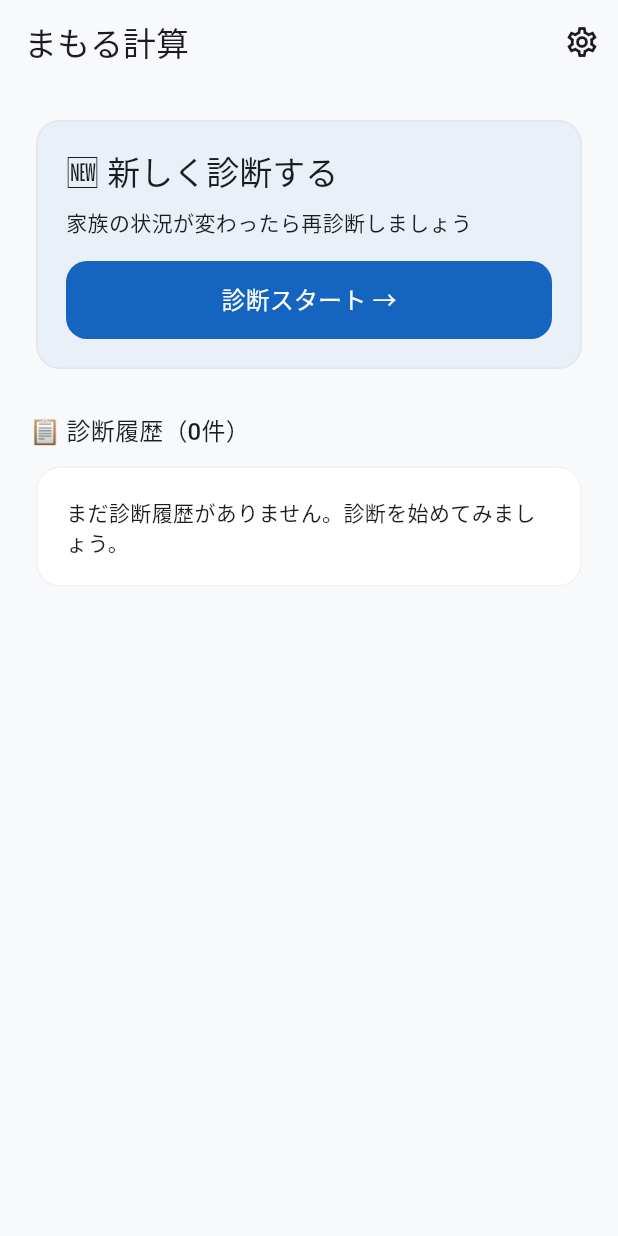
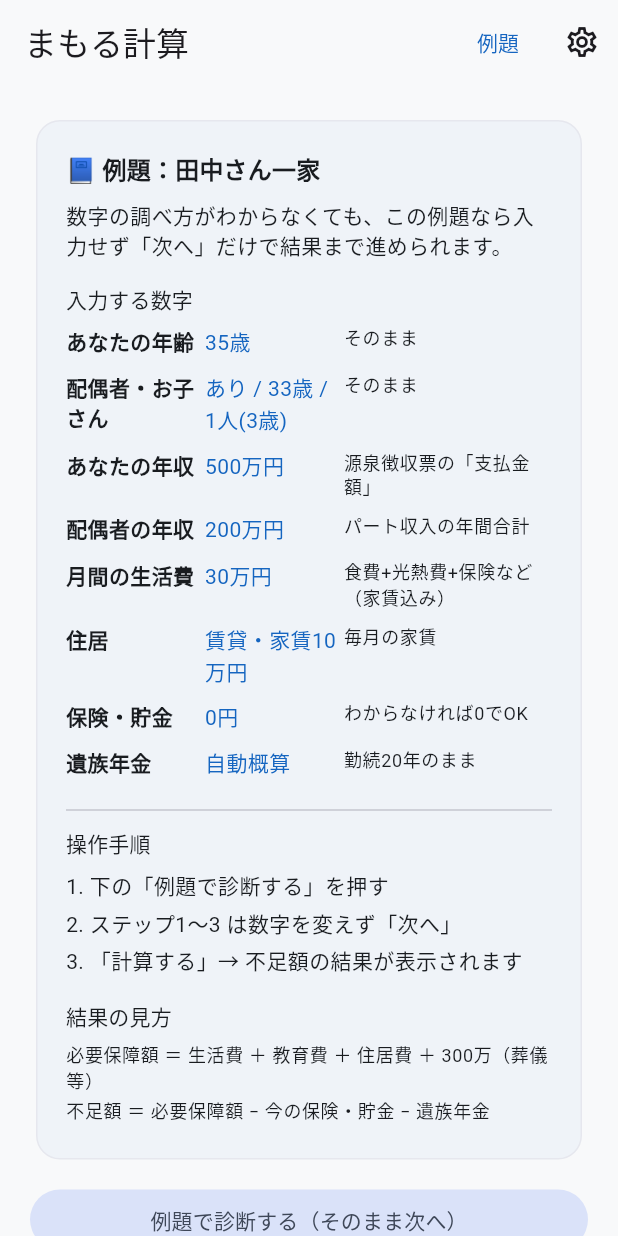
Before and after one commit to cshgs939-collab/hoshou_shindan_app, a Flutter app: the HomeScreen screen opened by its route, on a phone screen of 412 x 824 dp. Run offline on Flutter 3.47's test engine with Material 3 defaults, Android fonts, the phone set to English and light mode, and no system bars; our stand-ins replace fl_chart, flutter_local_notifications, flutter_riverpod, flutter_secure_storage, go_router, hive and 6 more; missing offline and left inert: home_widget; accounts and stored records are empty.

Commit message:
Show sample case guide inline on home screen.
Display input examples, steps, and formulas in the app with a dedicated guide screen and sample mode banners during diagnosis.

Co-authored-by: Cursor <cursoragent@cursor.com>

```diff
--- a/lib/app.dart
+++ b/lib/app.dart
@@ -8,6 +8,7 @@ import 'data/models/app_settings.dart';
 import 'presentation/providers/history_provider.dart';
 import 'presentation/screens/diagnosis/calculating_screen.dart';
 import 'presentation/screens/diagnosis/diagnosis_steps.dart';
+import 'presentation/screens/guide/sample_guide_screen.dart';
 import 'presentation/screens/history/compare_screen.dart';
 import 'presentation/screens/home/home_screen.dart';
 import 'presentation/screens/onboarding/onboarding_screen.dart';
@@ -102,6 +103,10 @@ final routerProvider = Provider<GoRouter>((ref) {
         builder: (context, state) => const HomeScreen(),
       ),
       GoRoute(
+        path: '/sample-guide',
+        builder: (context, state) => const SampleGuideScreen(),
+      ),
+      GoRoute(
         path: '/diagnosis/step1',
         builder: (context, state) => const Step1Screen(),
       ),
--- a/lib/presentation/providers/diagnosis_input_provider.dart
+++ b/lib/presentation/providers/diagnosis_input_provider.dart
@@ -199,6 +199,11 @@ class DiagnosisInputNotifier extends StateNotifier<DiagnosisInput> {
     state = DiagnosisInput.empty();
     _persistDraft();
   }
+
+  /// 例題（田中さん一家）— 初期値そのまま。入力せず「次へ」で進める。
+  void loadSampleCase() {
+    reset();
+  }
 }
 
 final diagnosisInputProvider =
--- a/lib/presentation/screens/diagnosis/diagnosis_steps.dart
+++ b/lib/presentation/screens/diagnosis/diagnosis_steps.dart
@@ -11,6 +11,7 @@ import '../../providers/diagnosis_input_provider.dart';
 import '../../widgets/number_input_field.dart';
 import '../../widgets/primary_button.dart';
 import '../../widgets/step_progress_bar.dart';
+import '../guide/sample_guide_screen.dart';
 
 class Step1Screen extends ConsumerWidget {
   const Step1Screen({super.key});
@@ -26,6 +27,7 @@ class Step1Screen extends ConsumerWidget {
         padding: const EdgeInsets.all(20),
         children: [
           const StepProgressBar(currentStep: 0, totalSteps: 3),
+          const SampleModeBanner(),
           const SizedBox(height: 24),
           AgeSliderField(
             label: 'あなたの年齢',
@@ -226,6 +228,7 @@ class Step2Screen extends ConsumerWidget {
         padding: const EdgeInsets.all(20),
         children: [
           const StepProgressBar(currentStep: 1, totalSteps: 3),
+          const SampleModeBanner(),
           const SizedBox(height: 24),
           NumberInputField(
             label: 'あなたの年収（税込）',
@@ -312,6 +315,7 @@ class Step3Screen extends ConsumerWidget {
         padding: const EdgeInsets.all(20),
         children: [
           const StepProgressBar(currentStep: 2, totalSteps: 3),
+          const SampleModeBanner(),
           const SizedBox(height: 24),
           NumberInputField(
             label: '現在の死亡保障額（生命保険）',
--- a/lib/presentation/screens/home/home_screen.dart
+++ b/lib/presentation/screens/home/home_screen.dart
@@ -7,6 +7,8 @@ import '../../../core/utils/formatter.dart';
 import '../../providers/diagnosis_input_provider.dart';
 import '../../providers/history_provider.dart';
 import '../../widgets/primary_button.dart';
+import '../../widgets/sample_case_guide.dart';
+import '../guide/sample_guide_screen.dart';
 
 class HomeScreen extends ConsumerWidget {
   const HomeScreen({super.key});
@@ -20,6 +22,10 @@ class HomeScreen extends ConsumerWidget {
       appBar: AppBar(
         title: const Text('まもる計算'),
         actions: [
+          TextButton(
+            onPressed: () => context.push('/sample-guide'),
+            child: const Text('例題'),
+          ),
           IconButton(
             icon: const Icon(Icons.settings_outlined),
             onPressed: () => context.push('/settings'),
@@ -29,6 +35,18 @@ class HomeScreen extends ConsumerWidget {
       body: ListView(
         padding: const EdgeInsets.all(20),
         children: [
+          const SampleCaseGuidePanel(),
+          const SizedBox(height: 12),
+          FilledButton.tonal(
+            onPressed: () {
+              ref.read(diagnosisInputProvider.notifier).loadSampleCase();
+              ref.read(currentStepProvider.notifier).state = 0;
+              ref.read(isSampleCaseModeProvider.notifier).state = true;
+              context.push('/diagnosis/step1');
+            },
+            child: const Text('例題で診断する（そのまま次へ）'),
+          ),
+          const SizedBox(height: 24),
           if (latest != null) ...[
             Card(
               child: Padding(
@@ -81,16 +99,17 @@ class HomeScreen extends ConsumerWidget {
               child: Column(
                 crossAxisAlignment: CrossAxisAlignment.start,
                 children: [
-                  Text('🆕 新しく診断する',
+                  Text('🆕 自分の数字で診断する',
                       style: Theme.of(context).textTheme.titleLarge),
                   const SizedBox(height: 8),
-                  const Text('家族の状況が変わったら再診断しましょう'),
+                  const Text('家族の状況に合わせて入力してください'),
                   const SizedBox(height: 16),
                   PrimaryButton(
                     label: '診断スタート →',
                     onPressed: () {
                       ref.read(diagnosisInputProvider.notifier).reset();
                       ref.read(currentStepProvider.notifier).state = 0;
+                      ref.read(isSampleCaseModeProvider.notifier).state = false;
                       context.push('/diagnosis/step1');
                     },
                   ),
@@ -116,7 +135,7 @@ class HomeScreen extends ConsumerWidget {
             const Card(
               child: Padding(
                 padding: EdgeInsets.all(20),
-                child: Text('まだ診断履歴がありません。診断を始めてみましょう。'),
+                child: Text('まだ診断履歴がありません。上の例題から試してみましょう。'),
               ),
             )
           else
--- /dev/null
+++ b/lib/presentation/widgets/sample_case_guide.dart
@@ -0,0 +1,132 @@
+import 'package:flutter/material.dart';
+
+import '../../core/constants/app_colors.dart';
+
+/// 初めての方向け・入力例（田中さん一家の例題）
+class SampleCaseGuide {
+  static const title = '例題：田中さん一家';
+
+  static const intro =
+      '数字の調べ方がわからなくても、この例題なら入力せず「次へ」だけで結果まで進められます。';
+
+  static const rows = <({String item, String value, String how})>[
+    (item: 'あなたの年齢', value: '35歳', how: 'そのまま'),
+    (
+      item: '配偶者・お子さん',
+      value: 'あり / 33歳 / 1人(3歳)',
+      how: 'そのまま',
+    ),
+    (item: 'あなたの年収', value: '500万円', how: '源泉徴収票の「支払金額」'),
+    (item: '配偶者の年収', value: '200万円', how: 'パート収入の年間合計'),
+    (
+      item: '月間の生活費',
+      value: '30万円',
+      how: '食費+光熱費+保険など（家賃込み）',
+    ),
+    (item: '住居', value: '賃貸・家賃10万円', how: '毎月の家賃'),
+    (item: '保険・貯金', value: '0円', how: 'わからなければ0でOK'),
+    (item: '遺族年金', value: '自動概算', how: '勤続20年のまま'),
+  ];
+
+  static const operationSteps = [
+    '下の「例題で診断する」を押す',
+    'ステップ1〜3 は数字を変えず「次へ」',
+    '「計算する」→ 不足額の結果が表示されます',
+  ];
+
+  static const formulaLines = [
+    '必要保障額 ＝ 生活費 ＋ 教育費 ＋ 住居費 ＋ 300万（葬儀等）',
+    '不足額 ＝ 必要保障額 − 今の保険・貯金 − 遺族年金',
+  ];
+}
+
+class SampleCaseGuidePanel extends StatelessWidget {
+  const SampleCaseGuidePanel({super.key, this.showTitle = false});
+
+  final bool showTitle;
+
+  @override
+  Widget build(BuildContext context) {
+    final theme = Theme.of(context);
+
+    return Card(
+      color: AppColors.primary.withValues(alpha: 0.04),
+      child: Padding(
+        padding: const EdgeInsets.all(20),
+        child: Column(
+          crossAxisAlignment: CrossAxisAlignment.start,
+          children: [
+            if (showTitle)
+              Text(
+                SampleCaseGuide.title,
+                style: theme.textTheme.titleLarge?.copyWith(
+                  fontWeight: FontWeight.bold,
+                ),
+              )
+            else
+              Text(
+                '📘 ${SampleCaseGuide.title}',
+                style: theme.textTheme.titleMedium?.copyWith(
+                  fontWeight: FontWeight.bold,
+                ),
+              ),
+            const SizedBox(height: 8),
+            Text(SampleCaseGuide.intro),
+            const SizedBox(height: 16),
+            Text('入力する数字', style: theme.textTheme.titleSmall),
+            const SizedBox(height: 8),
+            ...SampleCaseGuide.rows.map(
+              (row) => Padding(
+                padding: const EdgeInsets.only(bottom: 10),
+                child: Row(
+                  crossAxisAlignment: CrossAxisAlignment.start,
+                  children: [
+                    Expanded(
+                      flex: 2,
+                      child: Text(
+                        row.item,
+                        style: const TextStyle(fontWeight: FontWeight.w600),
+                      ),
+                    ),
+                    Expanded(
+                      flex: 2,
+                      child: Text(
+                        row.value,
+                        style: TextStyle(color: AppColors.primary),
+                      ),
+                    ),
+                    Expanded(
+                      flex: 3,
+                      child: Text(
+                        row.how,
+                        style: theme.textTheme.bodySmall,
+                      ),
+                    ),
+                  ],
+                ),
+              ),
+            ),
+            const Divider(height: 24),
+            Text('操作手順', style: theme.textTheme.titleSmall),
+            const SizedBox(height: 8),
+            ...SampleCaseGuide.operationSteps.asMap().entries.map(
+                  (e) => Padding(
+                    padding: const EdgeInsets.only(bottom: 4),
+                    child: Text('${e.key + 1}. ${e.value}'),
+                  ),
+                ),
+            const SizedBox(height: 12),
+            Text('結果の見方', style: theme.textTheme.titleSmall),
+            const SizedBox(height: 8),
+            ...SampleCaseGuide.formulaLines.map(
+              (line) => Padding(
+                padding: const EdgeInsets.only(bottom: 4),
+                child: Text(line, style: theme.textTheme.bodySmall),
+              ),
+            ),
+          ],
+        ),
+      ),
+    );
+  }
+}
```
Also changed, not shown: lib/presentation/screens/guide/sample_guide_screen.dart (added, +63 -0 lines), 1 other file.
